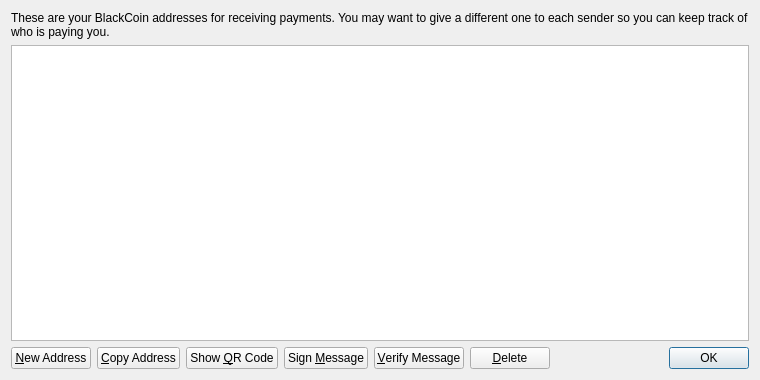
Qt form src/qt/forms/addressbookpage.ui (ourgit/Pinkbitz) before a commit.
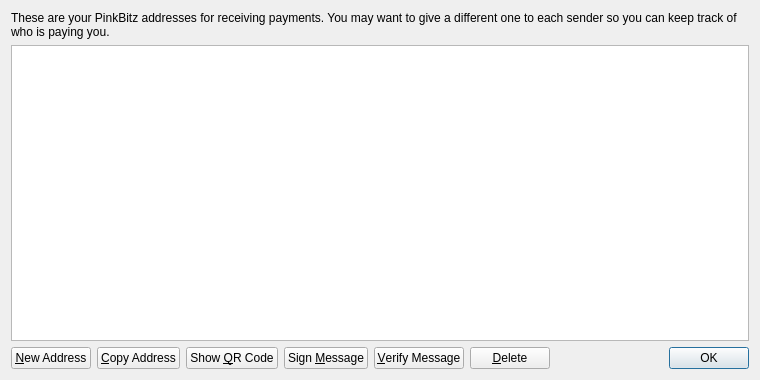
The same form after that commit.

```diff
--- a/src/qt/forms/addressbookpage.ui
+++ b/src/qt/forms/addressbookpage.ui
@@ -17,7 +17,7 @@
    <item>
     <widget class="QLabel" name="labelExplanation">
      <property name="text">
-      <string>These are your BlackCoin addresses for receiving payments. You may want to give a different one to each sender so you can keep track of who is paying you.</string>
+      <string>These are your PinkBitz addresses for receiving payments. You may want to give a different one to each sender so you can keep track of who is paying you.</string>
      </property>
      <property name="textFormat">
       <enum>Qt::PlainText</enum>
```
Left out of the diff: 4 changed lines with no effect on the pictures.
